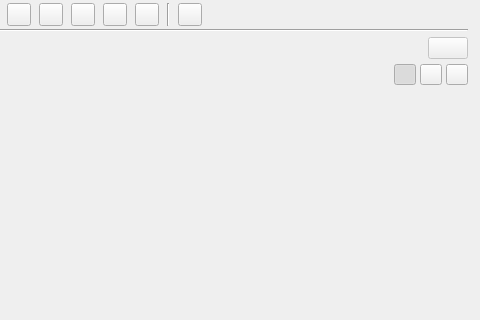
Old version of the form ui/characters_view.ui in the repository zkovari/plotlyst; both pictures show x 271 to 751 and y 0 to 320 of the 751 by 636 pixel window.
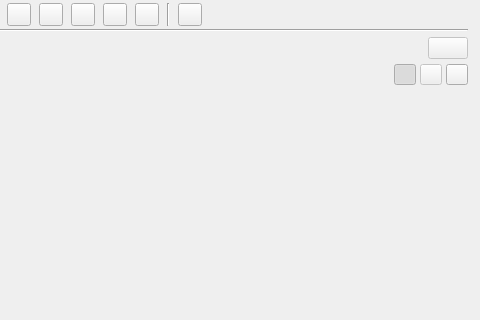
New version of the form. Custom widgets are drawn as their Qt base class.

```diff
--- a/ui/characters_view.ui
+++ b/ui/characters_view.ui
@@ -706,7 +706,7 @@
                <item>
                 <widget class="QToolButton" name="btnVerticalComparison">
                  <property name="enabled">
-                  <bool>true</bool>
+                  <bool>false</bool>
                  </property>
                  <property name="cursor">
                   <cursorShape>PointingHandCursor</cursorShape>
```
